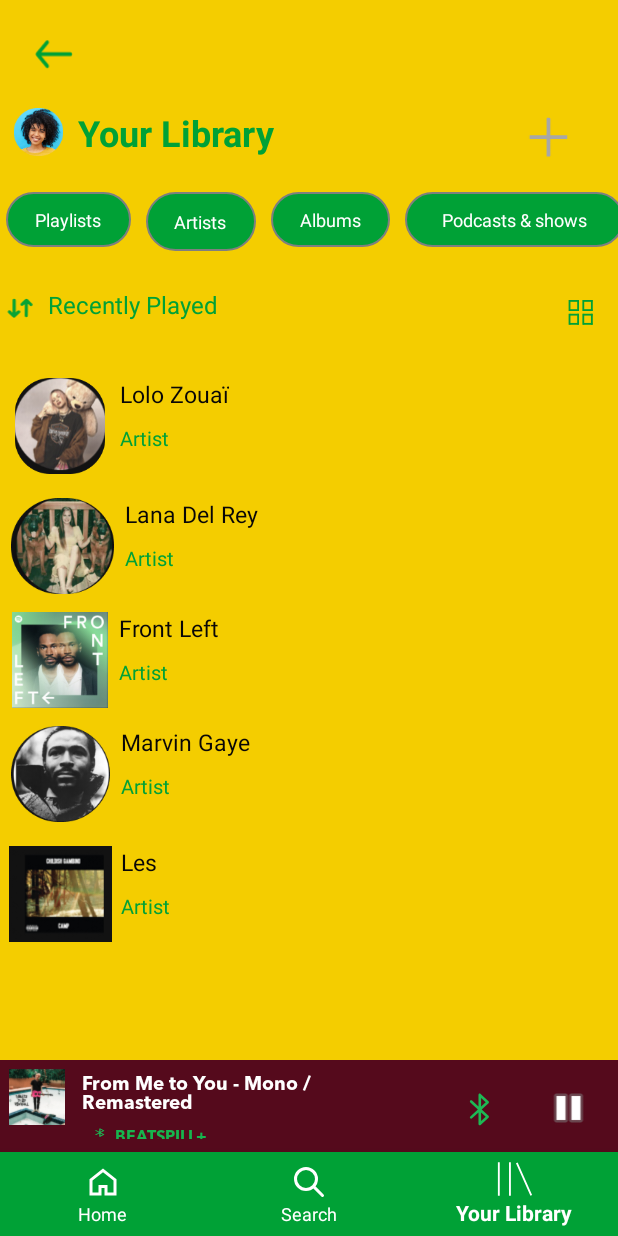
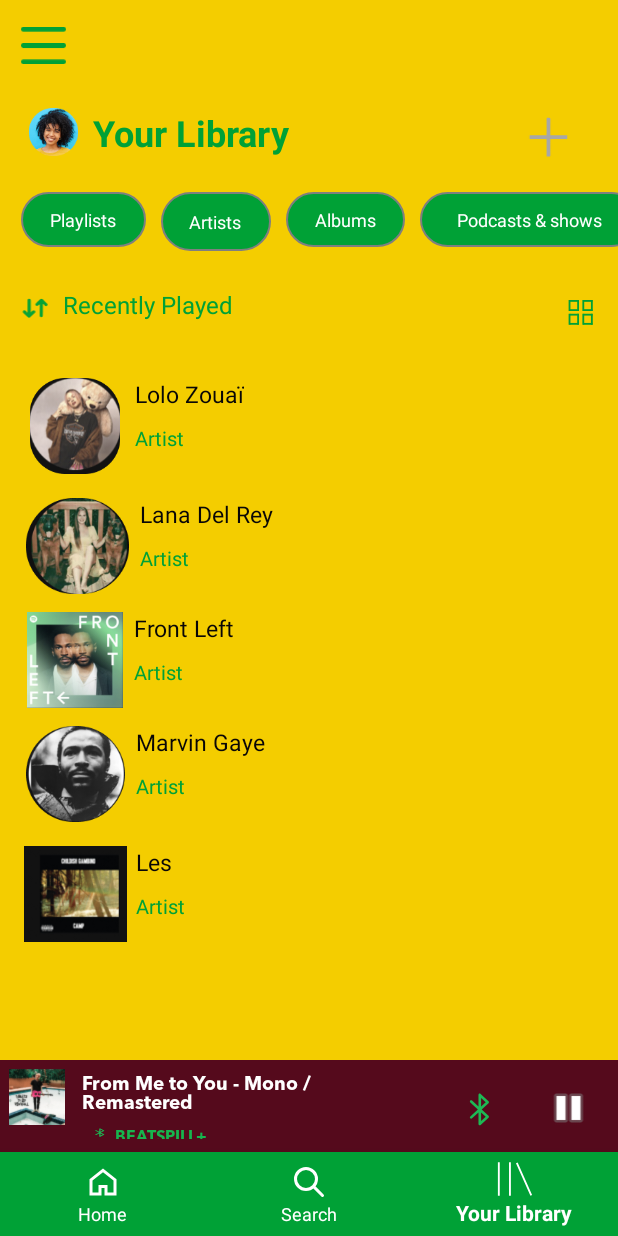
Before and after one commit to AhmadHassan71/Surmaiya, an Android app: the fragment HomeFragment placed in its activity, item 3 of the bottom bar chosen, on a phone screen of 412 x 824 dp. Run offline under Robolectric (Android 15) with nearby library versions, the phone set to English and light mode, and no system bars; Roboto replaces fonts that are not available here.

Commit message:
create side nav bar

```diff
--- a/app/src/main/java/com/smd/surmaiya/Fragments/HomeFragment.kt
+++ b/app/src/main/java/com/smd/surmaiya/Fragments/HomeFragment.kt
@@ -7,7 +7,10 @@
 import android.view.View
 import android.view.ViewGroup
 import android.widget.EditText
+import android.widget.ImageView
 import android.widget.TextView
+import androidx.core.view.GravityCompat
+import androidx.drawerlayout.widget.DrawerLayout
 import androidx.recyclerview.widget.GridLayoutManager
 import androidx.recyclerview.widget.LinearLayoutManager
 import androidx.recyclerview.widget.RecyclerView
@@ -62,6 +65,14 @@
         prepareTopPlaylists()
 
         setUpOnClickListeners()
+
+        SideBarNavigationHelper(requireActivity()).openDrawerOnMenuClick(view, requireActivity())
+        SideBarNavigationHelper(requireActivity()).setupNavigationView(requireActivity().findViewById(R.id.drawer_layout))
+        SideBarNavigationHelper(requireActivity()).prepareSideBar(requireActivity())
+//         use with these names
+//        val menuOpener = view.findViewById<ImageView>(R.id.menu_opener)
+//        val drawerLayout = activity?.findViewById<DrawerLayout>(R.id.drawer_layout)
+
 
     }
 
--- a/app/src/main/java/com/smd/surmaiya/Fragments/LibraryFragment.kt
+++ b/app/src/main/java/com/smd/surmaiya/Fragments/LibraryFragment.kt
@@ -6,6 +6,7 @@
 import android.view.View
 import android.view.ViewGroup
 import android.widget.ImageView
+import com.smd.surmaiya.HelperClasses.SideBarNavigationHelper
 import com.smd.surmaiya.R
 
 // TODO: Rename parameter arguments, choose names that match
@@ -20,7 +21,7 @@
  */
 class LibraryFragment : Fragment() {
     // TODO: Rename and change types of parameters
-    private lateinit var backButton: ImageView
+//    private lateinit var backButton: ImageView
     private lateinit var addToPlaylist: ImageView
 
     override fun onCreateView(
@@ -35,17 +36,19 @@
         super.onViewCreated(view, savedInstanceState)
         initializeViews()
         setOnClickListeners()
+        SideBarNavigationHelper(requireActivity()).openDrawerOnMenuClick(view, requireActivity())
+        SideBarNavigationHelper(requireActivity()).setupNavigationView(requireActivity().findViewById(R.id.drawer_layout))
 
     }
     fun initializeViews(){
-        backButton=view?.findViewById(R.id.backButton)!!
+//        backButton=view?.findViewById(R.id.backButton)!!
         addToPlaylist=view?.findViewById(R.id.addToPlaylist)!!
     }
 
     fun setOnClickListeners(){
-        backButton.setOnClickListener {
-            requireActivity().supportFragmentManager.popBackStack()
-        }
+//        backButton.setOnClickListener {
+//            requireActivity().supportFragmentManager.popBackStack()
+//        }
         addToPlaylist.setOnClickListener {
             requireActivity().supportFragmentManager.beginTransaction().replace(R.id.fragment_container, AddToPlaylistFragment()).addToBackStack(null).commit()
         }
--- a/app/src/main/java/com/smd/surmaiya/Fragments/YourUserFragment.kt
+++ b/app/src/main/java/com/smd/surmaiya/Fragments/YourUserFragment.kt
@@ -35,7 +35,9 @@
         savedInstanceState: Bundle?
     ): View? {
         // Inflate the layout for this fragment
-        return inflater.inflate(R.layout.fragment_your_user, container, false)
+        val view = inflater.inflate(R.layout.fragment_your_user, container, false)
+
+        return view
     }
 
     companion object {
--- a/app/src/main/java/com/smd/surmaiya/HelperClasses/SideBarNavigationHelper.kt
+++ b/app/src/main/java/com/smd/surmaiya/HelperClasses/SideBarNavigationHelper.kt
@@ -6,13 +6,18 @@
 import android.os.Looper
 import android.view.View
 import android.widget.ImageView
+import android.widget.TextView
 import androidx.appcompat.app.AppCompatActivity
+import androidx.core.content.ContextCompat
 import androidx.core.view.GravityCompat
 import androidx.drawerlayout.widget.DrawerLayout
 import androidx.fragment.app.FragmentManager
 import com.google.android.material.navigation.NavigationView
 import com.smd.surmaiya.Fragments.SettingsFragment
+import com.smd.surmaiya.Fragments.YourUserFragment
+import com.smd.surmaiya.ManagerClasses.UserManager
 import com.smd.surmaiya.R
+import com.smd.surmaiya.activities.LoginActivity
 
 class SideBarNavigationHelper(private val activity: Activity) {
 
@@ -26,30 +31,83 @@
 //        }
 //    }
 
-//    private fun setupNavigationView(drawerLayout: DrawerLayout) {
-//        val navigationView = activity.findViewById<NavigationView>(R.id.side_nav)
-//        val fragmentHelper = FragmentHelper((activity as AppCompatActivity).supportFragmentManager, activity)
-//
-//        navigationView.setNavigationItemSelectedListener { menuItem ->
-//            when (menuItem.itemId) {
-//                R.id.settingsButton -> true
-//                R.id.monthlyRankingsButton -> true
-//                R.id.popularPLaylistsButton -> {
-//                    fragmentHelper.closeDrawerWithDelay(drawerLayout, 300) // delay in milliseconds
-//                    Handler(Looper.getMainLooper()).postDelayed({
-//                        fragmentHelper.loadFragment(SettingsFragment())
-//                    }, 300)
-//
-//                    true
-//                }
-//                R.id.notificataionsButton -> {
-//
-//                    true
-//                }
-//
-//                else -> false
-//            }
-//        }
-//        drawerLayout.closeDrawer(GravityCompat.START)
-//    }
+     fun setupNavigationView(drawerLayout: DrawerLayout) {
+        val navigationView = activity.findViewById<NavigationView>(R.id.nav_view)
+        val fragmentHelper = FragmentHelper((activity as AppCompatActivity).supportFragmentManager, activity)
+
+        navigationView.setNavigationItemSelectedListener { menuItem ->
+            // Uncheck all items
+
+
+            when (menuItem.itemId) {
+                R.id.settingsButton -> {
+                    fragmentHelper.closeDrawerWithDelay(drawerLayout, 300) // delay in milliseconds
+                    Handler(Looper.getMainLooper()).postDelayed({
+                        fragmentHelper.loadFragment(SettingsFragment())
+                    }, 300)
+
+                    true
+                }
+                R.id.monthlyRankingsButton -> true
+                R.id.popularPLaylistsButton -> {
+
+                    true
+                }
+                R.id.notificataionsButton -> {
+
+                    true
+                }
+
+                else -> false
+            }
+
+            drawerLayout.closeDrawer(GravityCompat.START)
+
+            true
+        }
+
+    }
+
+    fun openDrawerOnMenuClick(view: View, activity: Activity?) {
+        val menuOpener = view.findViewById<ImageView>(R.id.menu_opener)
+        val drawerLayout = activity?.findViewById<DrawerLayout>(R.id.drawer_layout)
+
+        menuOpener.setOnClickListener {
+            drawerLayout?.openDrawer(GravityCompat.START)
+        }
+    }
+
+    private fun prepareUsername(activity: Activity){
+        val userName = activity.findViewById<TextView>(R.id.userName)
+        userName.text = UserManager.getCurrentUser()?.userType.toString()
+    }
+    private fun handleViewProfile(activity: Activity){
+        val viewProfile = activity.findViewById<TextView>(R.id.viewProfile)
+        viewProfile.setOnClickListener {
+            FragmentHelper((activity as AppCompatActivity).supportFragmentManager, activity).loadFragment(YourUserFragment())
+        }
+    }
+
+    private fun handleLogout(activity: Activity){
+        val logout = activity.findViewById<TextView>(R.id.logoutTextView)
+        logout.setOnClickListener {
+//            UserManager.logout()
+            val intent = Intent(activity, LoginActivity::class.java)
+            ContextCompat.startActivity(activity, intent, null)
+        }
+    }
+
+    fun prepareSideBar(activity: Activity){
+        prepareUsername(activity)
+        prepareProfilePicture(activity)
+        handleViewProfile(activity)
+        handleLogout(activity)
+    }
+
+    private fun prepareProfilePicture(activity: Activity) {
+        val profilePicture = activity.findViewById<ImageView>(R.id.profilePic)
+
+    }
+
+
 }
--- a/app/src/main/java/com/smd/surmaiya/activities/HomeActivity.kt
+++ b/app/src/main/java/com/smd/surmaiya/activities/HomeActivity.kt
@@ -4,6 +4,7 @@
 import android.os.Bundle
 import android.util.Log
 import android.view.View
+import android.widget.ImageView
 import android.widget.TextView
 import androidx.appcompat.app.AppCompatActivity
 import androidx.fragment.app.Fragment
@@ -13,6 +14,7 @@
 import com.google.android.material.bottomnavigation.BottomNavigationItemView
 import com.google.android.material.bottomnavigation.BottomNavigationView
 import com.smd.surmaiya.Fragments.EditProfileFragment
+import com.google.android.material.navigation.NavigationView
 import com.smd.surmaiya.Fragments.HomeFragment
 import com.smd.surmaiya.Fragments.PlayerBottomSheetDialogFragment
 import com.smd.surmaiya.Fragments.SearchFragment
@@ -37,6 +39,7 @@
         BottomNavigationHelper(this).loadFragment(EditProfileFragment())
         BottomNavigationHelper(this).setUpBottomNavigation()
 
+
         val musicPlayer = findViewById<View>(R.id.music_player)
         musicPlayer.setOnClickListener {
             showPlayerBottomSheetDialog()
--- /dev/null
+++ b/app/src/main/res/drawable/drawer_item_background.xml
@@ -0,0 +1,5 @@
+<?xml version="1.0" encoding="utf-8"?>
+<selector xmlns:android="http://schemas.android.com/apk/res/android">
+    <item android:drawable="@color/surmaiya" android:state_checked="true" />
+    <item android:drawable="@color/white" />
+</selector>
--- a/app/src/main/res/layout/activity_home.xml
+++ b/app/src/main/res/layout/activity_home.xml
@@ -1,25 +1,23 @@
-<?xml version="1.0" encoding="utf-8"?>
-<androidx.constraintlayout.widget.ConstraintLayout xmlns:android="http://schemas.android.com/apk/res/android"
-    xmlns:app="http://schemas.android.com/apk/res-auto"
+<androidx.drawerlayout.widget.DrawerLayout
+    android:id="@+id/drawer_layout"
+    android:layout_width="match_parent"
+    android:layout_height="match_parent"
+    android:fitsSystemWindows="true"
+    xmlns:android="http://schemas.android.com/apk/res/android"
+    xmlns:app="http://schemas.android.com/apk/res-auto">
+
+    <androidx.constraintlayout.widget.ConstraintLayout
         android:layout_width="match_parent"
         android:layout_height="match_parent">
 
         <FrameLayout
             android:id="@+id/fragment_container"
             android:layout_width="match_parent"
-        android:layout_height="match_parent"
+            android:layout_height="0dp"
             app:layout_constraintBottom_toTopOf="@+id/bottomNavigationView"
             app:layout_constraintEnd_toEndOf="parent"
-    />
-    <LinearLayout
-        android:layout_width="match_parent"
-        android:layout_height="120dp"
-        android:id="@+id/dummy"
-        android:orientation="horizontal"
-        app:layout_constraintBottom_toBottomOf="parent"
             app:layout_constraintStart_toStartOf="parent"
-        />
-
+            app:layout_constraintTop_toTopOf="parent" />
 
         <include
             android:id="@+id/music_player"
@@ -44,3 +42,19 @@
             app:menu="@menu/bottom_navigation_menu" />
 
     </androidx.constraintlayout.widget.ConstraintLayout>
+
+    <include layout="@layout/sidebar_drawer"
+        android:id="@+id/side_nav"
+        android:layout_width="match_parent"
+        android:layout_height="match_parent"
+        android:layout_gravity="start"
+        android:background="@color/icon_secondary"
+        android:padding="5dp"
+        app:itemIconPadding="15dp"
+        app:itemIconSize="25dp"
+        app:itemIconTint="@color/white"
+        app:itemTextAppearance="@style/navBarTextStyle"
+        app:itemTextAppearanceActiveBoldEnabled="true"
+        app:itemTextColor="@color/white" />
+
+</androidx.drawerlayout.widget.DrawerLayout>
--- a/app/src/main/res/layout/fragment_library.xml
+++ b/app/src/main/res/layout/fragment_library.xml
@@ -1,25 +1,24 @@
 <?xml version="1.0" encoding="utf-8"?>
 <FrameLayout xmlns:android="http://schemas.android.com/apk/res/android"
+    xmlns:app="http://schemas.android.com/apk/res-auto"
     xmlns:tools="http://schemas.android.com/tools"
     android:layout_width="match_parent"
     android:layout_height="match_parent"
     tools:context=".Fragments.LibraryFragment">
 
-    <androidx.constraintlayout.widget.ConstraintLayout xmlns:android="http://schemas.android.com/apk/res/android"
-        xmlns:app="http://schemas.android.com/apk/res-auto"
-        xmlns:tools="http://schemas.android.com/tools"
+    <androidx.constraintlayout.widget.ConstraintLayout
         android:layout_width="match_parent"
-        android:layout_height="match_parent">
+        android:layout_height="match_parent"
+        android:layout_marginStart="10dp">
 
 
         <ImageView
-            android:id="@+id/backButton"
-            android:layout_width="40dp"
-            android:layout_height="40dp"
-            android:layout_marginStart="16dp"
-            android:layout_marginTop="16dp"
-            android:src="@drawable/left_arrow"
-            app:layout_constraintStart_toStartOf="parent"
+            android:id="@+id/menu_opener"
+            android:layout_width="30dp"
+            android:layout_height="30dp"
+            android:layout_marginVertical="15dp"
+            android:src="@drawable/menu"
+            app:layout_constraintStart_toStartOf="@+id/imageView4"
             app:layout_constraintTop_toTopOf="parent" />
 
         <TextView
@@ -361,4 +360,6 @@
 
 
     </androidx.constraintlayout.widget.ConstraintLayout>
+
+
 </FrameLayout>
--- a/app/src/main/res/values/styles.xml
+++ b/app/src/main/res/values/styles.xml
@@ -1,6 +1,5 @@
 <?xml version="1.0" encoding="utf-8"?>
 <resources>
-
     <style name="navBarTextStyle">
         <item name="android:textSize">20sp</item>
         <item name="android:textColor">@color/nav_bar_text_color</item>
@@ -44,6 +43,8 @@
         <item name="android:windowFullscreen">true</item>
     </style>
 
+    <!-- Base application theme. -->
 
+        <!-- Customize your theme here. -->
 
 </resources>
```
Also changed, not shown: app/src/main/java/com/smd/surmaiya/Fragments/SettingsFragment.kt (+8 -5 lines), app/src/main/java/com/smd/surmaiya/activities/MainActivity.kt (+14 -24 lines), app/src/main/res/drawable/mdi_logout.xml (added, +10 -0 lines), app/src/main/res/drawable/ranking.xml (added, +9 -0 lines), app/src/main/res/drawable/settings.xml (added, +5 -0 lines), app/src/main/res/layout/fragment_home.xml (+25 -18 lines), app/src/main/res/layout/fragment_settings.xml (+15 -11 lines), app/src/main/res/layout/fragment_your_user.xml (+16 -7 lines), app/src/main/res/layout/menu_item.xml (added, +22 -0 lines), app/src/main/res/layout/sidebar_drawer.xml (added, +89 -0 lines), app/src/main/res/menu/navigation_menu_drawer.xml (+10 -0 lines), 1 other file. Lines whose indentation alone changed are shown as unchanged.
